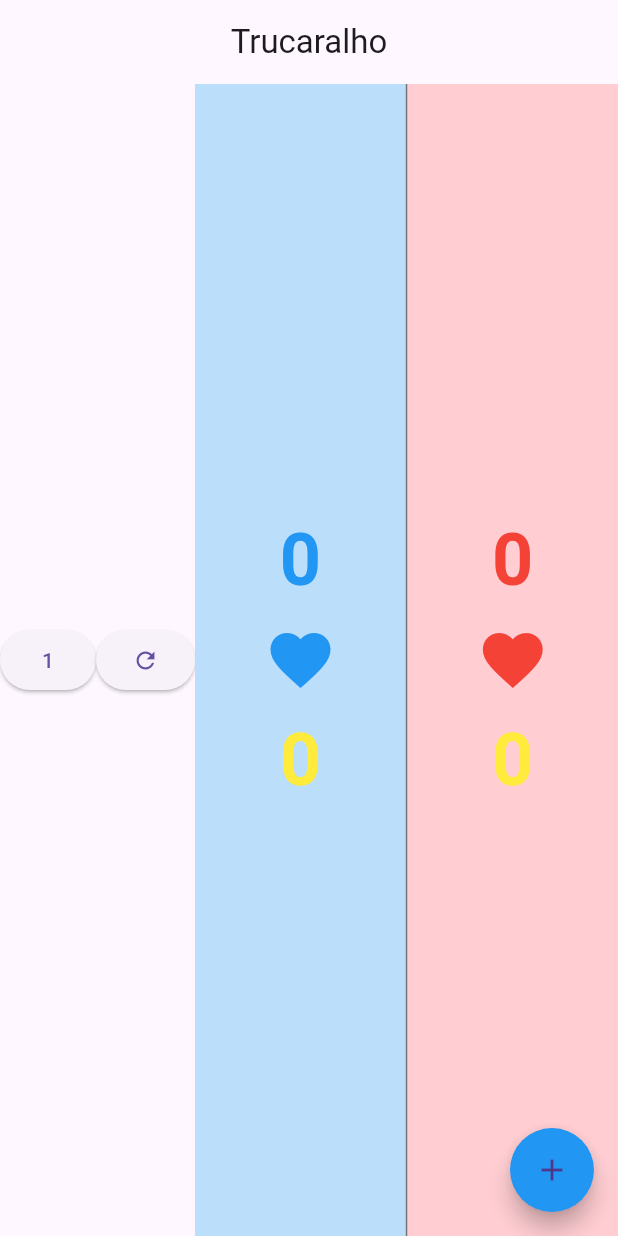
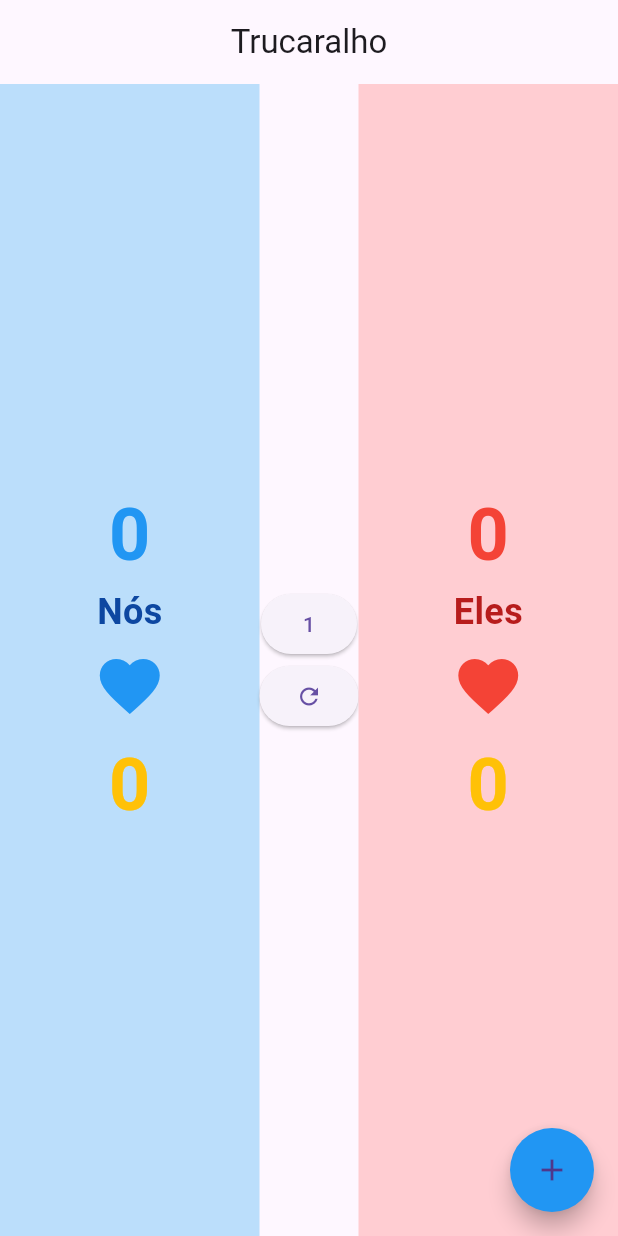
Before and after one commit to vichsort/trucaralhoCorp, a Flutter app: the screen it shows after launch, on a phone screen of 412 x 824 dp. Run offline on Flutter 3.47's test engine with Material 3 defaults, Android fonts, the phone set to English and light mode, and no system bars; drawn by our look-alikes of flutter_speed_dial.

Commit message:
Update main.dart

```diff
--- a/lib/main.dart
+++ b/lib/main.dart
@@ -141,8 +141,6 @@ class _ClickCounterPageState extends State<ClickCounterPage> {
       body: Row(
         children: [
           // nos
-          ElevatedButton(onPressed: _changeUp, child: Text('$up')),
-          ElevatedButton(onPressed: _reset, child: Icon(Icons.refresh)),
           Expanded(
             child: GestureDetector(
               onTap: _incrementLeft,
@@ -162,6 +160,14 @@ class _ClickCounterPageState extends State<ClickCounterPage> {
                           color: Colors.blue,
                         ),
                       ),
+                      Text(
+                        "Nós",
+                        style: TextStyle(
+                          fontSize: 24,
+                          fontWeight: FontWeight.bold,
+                          color: Colors.blue.shade900,
+                        ),
+                      ),
                       const SizedBox(height: 8),
                       const Icon(Icons.favorite, size: 48, color: Colors.blue),
                       const SizedBox(height: 8),
@@ -170,7 +176,7 @@ class _ClickCounterPageState extends State<ClickCounterPage> {
                         style: const TextStyle(
                           fontSize: 48,
                           fontWeight: FontWeight.bold,
-                          color: Colors.yellow,
+                          color: Colors.amber,
                         ),
                       ),
                     ],
@@ -181,7 +187,14 @@ class _ClickCounterPageState extends State<ClickCounterPage> {
           ),
 
           // linha
-          const VerticalDivider(width: 1, thickness: 2, color: Colors.black54),
+          Column(
+            mainAxisSize: MainAxisSize.max,
+            mainAxisAlignment: MainAxisAlignment.center,
+            children: [
+              ElevatedButton(onPressed: _changeUp, child: Text('$up')),
+              ElevatedButton(onPressed: _reset, child: Icon(Icons.refresh)),
+            ],
+          ),
 
           // eles
           Expanded(
@@ -203,6 +216,14 @@ class _ClickCounterPageState extends State<ClickCounterPage> {
                           color: Colors.red,
                         ),
                       ),
+                      Text(
+                        "Eles",
+                        style: TextStyle(
+                          fontSize: 24,
+                          fontWeight: FontWeight.bold,
+                          color: Colors.red.shade900,
+                        ),
+                      ),
                       const SizedBox(height: 8),
                       const Icon(Icons.favorite, size: 48, color: Colors.red),
                       const SizedBox(height: 8),
@@ -211,7 +232,7 @@ class _ClickCounterPageState extends State<ClickCounterPage> {
                         style: const TextStyle(
                           fontSize: 48,
                           fontWeight: FontWeight.bold,
-                          color: Colors.yellow,
+                          color: Colors.amber,
                         ),
                       ),
                     ],
```
